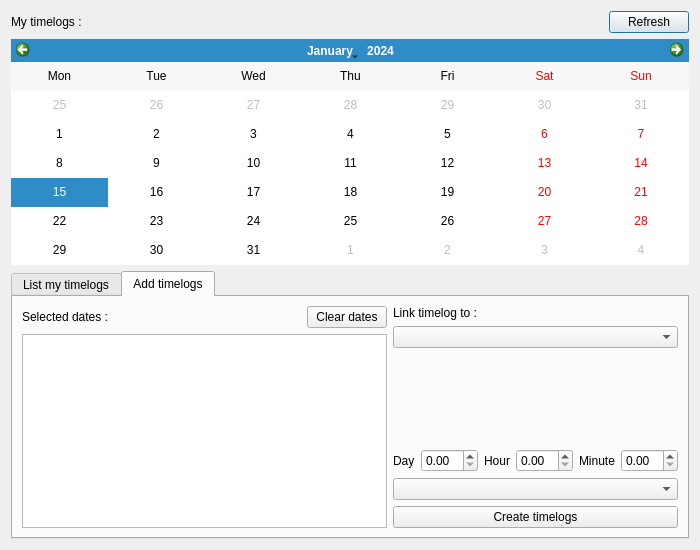
Above: Scripts/user_interfaces/AquariumTimelogs.ui from fatfish-lab/aquarium-studio-prism before the change. Below: the same form after it.
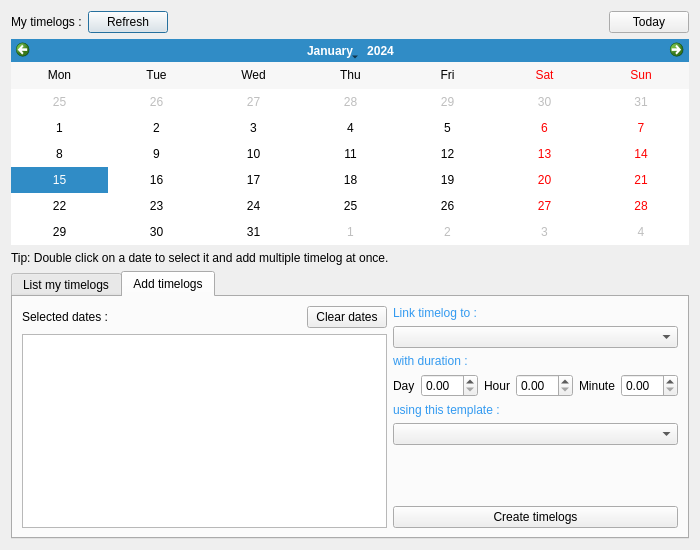
That is the form after the change.

Patch:
```diff
--- a/Scripts/user_interfaces/AquariumTimelogs.ui
+++ b/Scripts/user_interfaces/AquariumTimelogs.ui
@@ -25,19 +25,6 @@
          </property>
         </widget>
        </item>
-       <item>
-        <spacer name="horizontalSpacer">
-         <property name="orientation">
-          <enum>Qt::Horizontal</enum>
-         </property>
-         <property name="sizeHint" stdset="0">
-          <size>
-           <width>40</width>
-           <height>20</height>
-          </size>
-         </property>
-        </spacer>
-       </item>
        <item>
         <widget class="QPushButton" name="b_refresh">
          <property name="text">
@@ -45,6 +32,26 @@
          </property>
         </widget>
        </item>
+       <item>
+        <spacer name="horizontalSpacer">
+         <property name="orientation">
+          <enum>Qt::Horizontal</enum>
+         </property>
+         <property name="sizeHint" stdset="0">
+          <size>
+           <width>40</width>
+           <height>20</height>
+          </size>
+         </property>
+        </spacer>
+       </item>
+       <item>
+        <widget class="QPushButton" name="b_today">
+         <property name="text">
+          <string>Today</string>
+         </property>
+        </widget>
+       </item>
       </layout>
      </item>
      <item>
@@ -69,6 +76,13 @@
        </property>
       </widget>
      </item>
+     <item>
+      <widget class="QLabel" name="l_select">
+       <property name="text">
+        <string>Tip: Double click on a date to select it and add multiple timelog at once.</string>
+       </property>
+      </widget>
+     </item>
      <item>
       <widget class="QTabWidget" name="tabWidget">
        <property name="currentIndex">
@@ -98,10 +112,10 @@
         <attribute name="title">
          <string>Add timelogs</string>
         </attribute>
+        <layout class="QGridLayout" name="gridLayout_4">
+         <item row="0" column="0">
         <layout class="QGridLayout" name="gridLayout_3">
          <item row="0" column="0">
-          <layout class="QHBoxLayout" name="horizontalLayout_2">
-           <item>
             <layout class="QVBoxLayout" name="verticalLayout_5">
              <item>
               <layout class="QHBoxLayout" name="horizontalLayout_4">
@@ -139,12 +153,13 @@
              </item>
             </layout>
            </item>
-           <item>
-            <layout class="QVBoxLayout" name="verticalLayout_4">
-             <item>
+           <item row="0" column="1">
               <layout class="QVBoxLayout" name="verticalLayout">
                <item>
                 <widget class="QLabel" name="l_linkto">
+               <property name="styleSheet">
+                <string notr="true">color: #339af0;</string>
+               </property>
                  <property name="text">
                   <string>Link timelog to :</string>
                  </property>
@@ -154,17 +169,14 @@
                 <widget class="QComboBox" name="cb_linkto"/>
                </item>
                <item>
-                <spacer name="verticalSpacer">
-                 <property name="orientation">
-                  <enum>Qt::Vertical</enum>
-                 </property>
-                 <property name="sizeHint" stdset="0">
-                  <size>
-                   <width>20</width>
-                   <height>40</height>
-                  </size>
-                 </property>
-                </spacer>
+              <widget class="QLabel" name="label">
+               <property name="styleSheet">
+                <string notr="true">color: #339af0;</string>
+               </property>
+               <property name="text">
+                <string>with duration :</string>
+               </property>
+              </widget>
                </item>
                <item>
                 <layout class="QHBoxLayout" name="horizontalLayout_3">
@@ -200,10 +212,31 @@
                  </item>
                 </layout>
                </item>
-              </layout>
+             <item>
+              <widget class="QLabel" name="l_timelogType">
+               <property name="styleSheet">
+                <string notr="true">color: #339af0;</string>
+               </property>
+               <property name="text">
+                <string>using this template :</string>
+               </property>
+              </widget>
              </item>
              <item>
-              <widget class="QComboBox" name="cb_tags"/>
+              <widget class="QComboBox" name="cb_templates"/>
+             </item>
+             <item>
+              <spacer name="verticalSpacer">
+               <property name="orientation">
+                <enum>Qt::Vertical</enum>
+               </property>
+               <property name="sizeHint" stdset="0">
+                <size>
+                 <width>20</width>
+                 <height>40</height>
+                </size>
+               </property>
+              </spacer>
              </item>
              <item>
               <widget class="QPushButton" name="b_createtimelogs">
```
Lines whose indentation alone changed are shown as unchanged.
